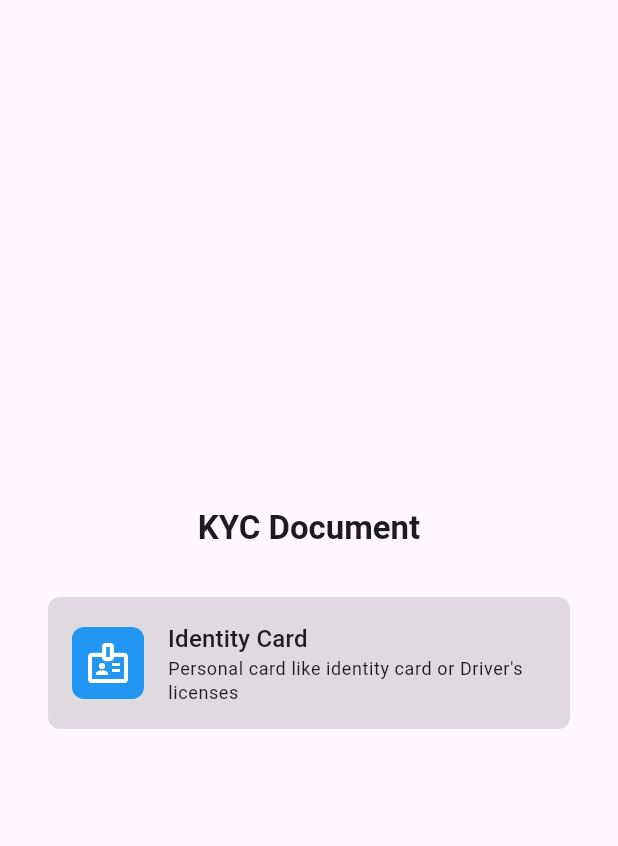
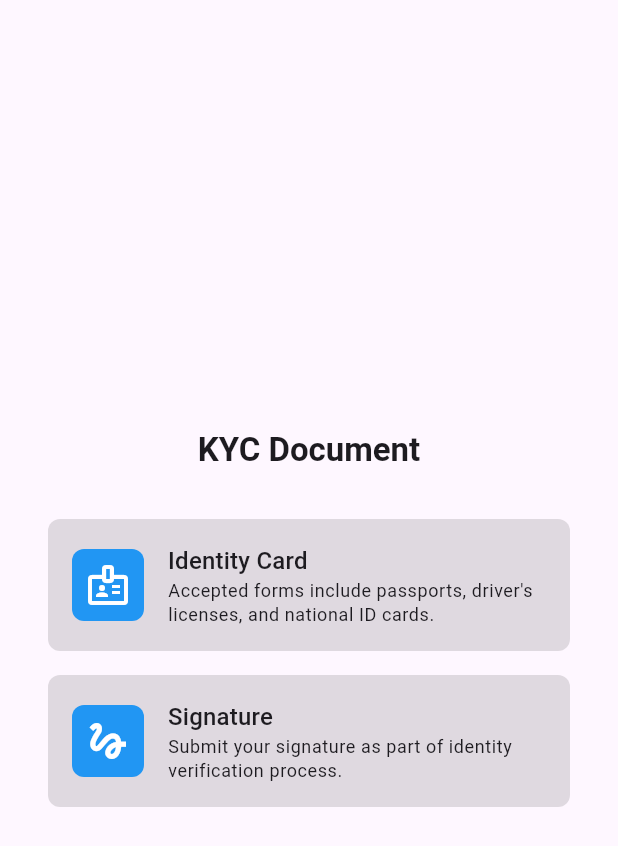
Before and after one commit to stefanusj/kyc-example-flutter, a Flutter app: the screen it shows after launch, on a phone screen of 412 x 824 dp. Shown: the top 846 px of the screen. Run offline on Flutter 3.47's test engine with Material 3 defaults, Android fonts, the phone set to English and light mode, and no system bars; our stand-ins replace camera, signature.

Commit message:
Misc: Add signature feature to home

```diff
--- a/lib/screen/home_screen.dart
+++ b/lib/screen/home_screen.dart
@@ -1,5 +1,5 @@
 import 'package:flutter/material.dart';
-import 'package:kyc/screen/camera_screen.dart';
+import 'package:kyc/screen/screen.dart';
 
 class HomeScreen extends StatelessWidget {
   const HomeScreen({super.key});
@@ -62,7 +62,62 @@ class HomeScreen extends StatelessWidget {
                               overflow: TextOverflow.ellipsis,
                             ),
                             Text(
-                              'Personal card like identity card or Driver\'s licenses',
+                              'Accepted forms include passports, driver\'s licenses, and national ID cards.',
+                              style: Theme.of(context).textTheme.bodySmall,
+                              overflow: TextOverflow.ellipsis,
+                              maxLines: 2,
+                            ),
+                          ],
+                        ),
+                      ),
+                    ],
+                  ),
+                ),
+              ),
+              const SizedBox(height: 16),
+              GestureDetector(
+                onTap: () {
+                  Navigator.push(
+                    context,
+                    MaterialPageRoute(builder: (context) => const SignatureScreen()),
+                  );
+                },
+                child: Container(
+                  alignment: Alignment.center,
+                  padding: const EdgeInsets.symmetric(vertical: 16, horizontal: 16),
+                  decoration: BoxDecoration(
+                    color: Colors.black12,
+                    borderRadius: BorderRadius.circular(8),
+                  ),
+                  constraints: const BoxConstraints(maxWidth: 360),
+                  child: Row(
+                    children: <Widget>[
+                      Container(
+                        alignment: Alignment.center,
+                        decoration: BoxDecoration(
+                          color: Colors.blue.shade500,
+                          borderRadius: BorderRadius.circular(8),
+                        ),
+                        width: 48,
+                        height: 48,
+                        child: const Icon(
+                          Icons.gesture,
+                          size: 32,
+                          color: Colors.white,
+                        ),
+                      ),
+                      const SizedBox(width: 16),
+                      Expanded(
+                        child: Column(
+                          crossAxisAlignment: CrossAxisAlignment.start,
+                          children: <Widget>[
+                            Text(
+                              'Signature',
+                              style: Theme.of(context).textTheme.titleMedium,
+                              overflow: TextOverflow.ellipsis,
+                            ),
+                            Text(
+                              'Submit your signature as part of identity verification process.',
                               style: Theme.of(context).textTheme.bodySmall,
                               overflow: TextOverflow.ellipsis,
                               maxLines: 2,
```
